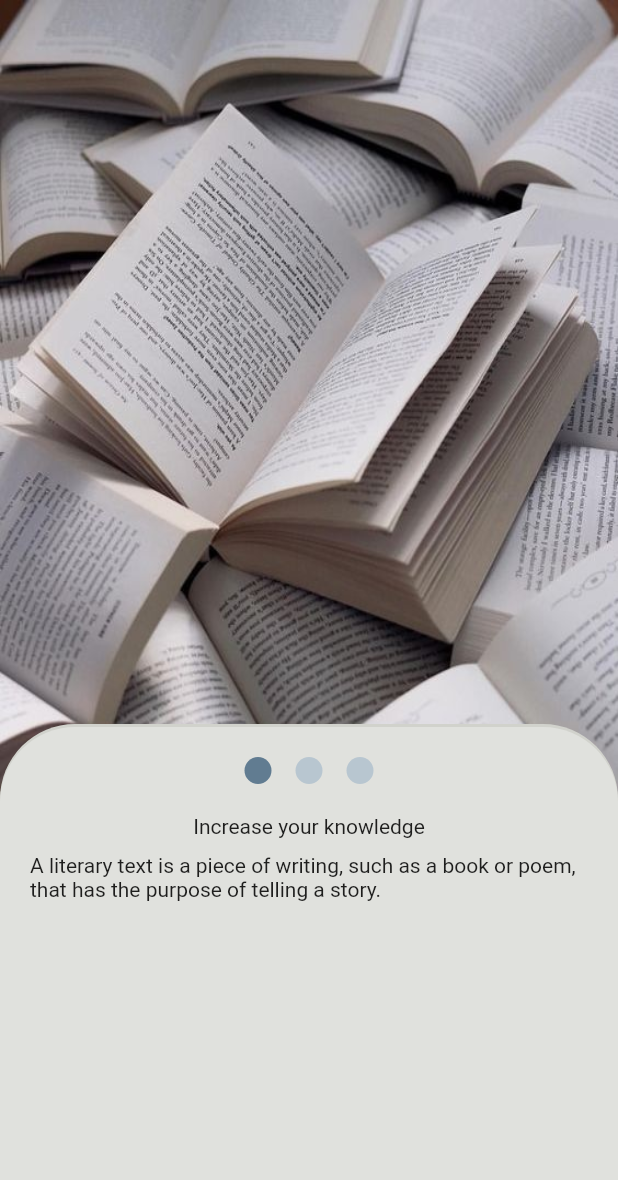
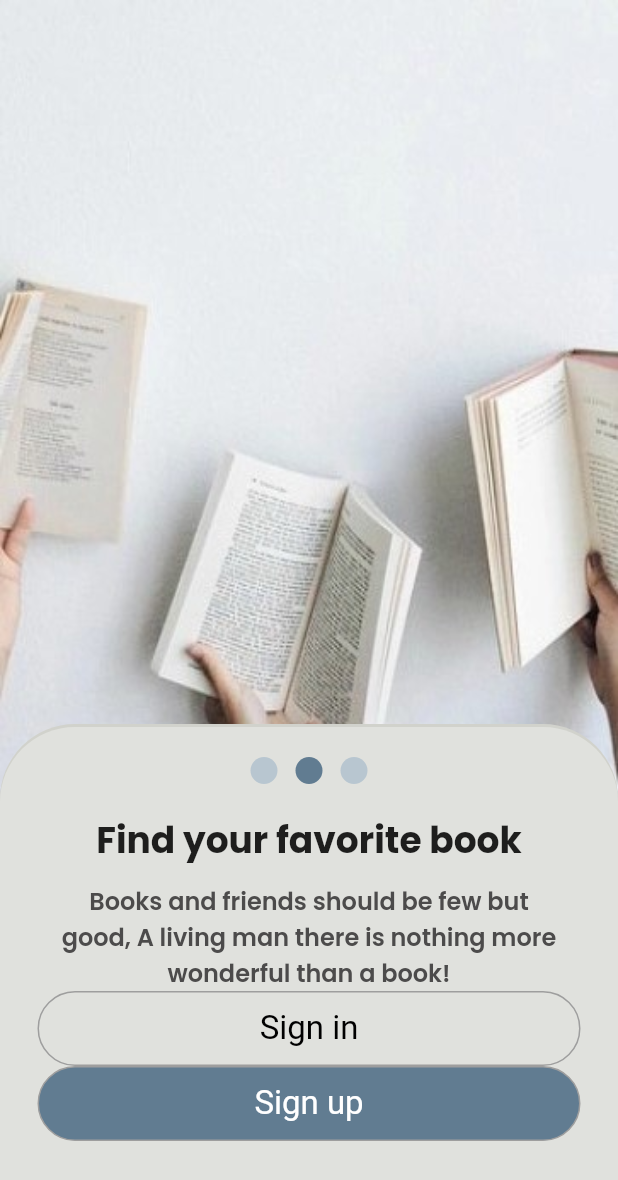
Before and after one commit to kerolus77/book_store, a Flutter app: the screen it shows after launch, on a phone screen of 412 x 824 dp. Shown: the top 1180 px of the screen. Run offline on Flutter 3.47's test engine with Material 2 defaults, Android fonts, the light colour scheme and no system bars; our stand-ins replace get, get_storage, google_fonts.

Commit message:
page view count

```diff
--- /dev/null
+++ b/lib/Core/services/them_services.dart
@@ -0,0 +1,17 @@
+import 'package:flutter/material.dart';
+import 'package:get/get.dart';
+import 'package:get_storage/get_storage.dart';
+
+class ThemeServices {
+  final GetStorage _box=GetStorage();
+  final _key= 'isDarkMode';
+  _saveThemeToBox(bool isDarkMode )=> _box.write(_key ,isDarkMode);
+  bool _loadThemeFromBox()=>_box.read<bool>(_key)??false;
+  ThemeMode get theme =>_loadThemeFromBox()?ThemeMode.dark:ThemeMode.light;
+
+  void switchTheme() {
+  ThemeMode newThemeMode = _loadThemeFromBox() ? ThemeMode.light : ThemeMode.dark;
+  Get.changeThemeMode(newThemeMode);
+  _saveThemeToBox(!_loadThemeFromBox());
+}
+}
--- /dev/null
+++ b/lib/Core/widget/button.dart
@@ -0,0 +1,31 @@
+import 'package:book_stor/constant.dart';
+import 'package:flutter/material.dart';
+
+class Button extends StatelessWidget {
+  final String label;
+  final Function() onTap;
+  final  Color color;
+  const Button({
+    Key? key,
+    required this.label,
+    required this.onTap,
+    required this.color,
+  }) : super(key: key);
+
+  @override
+  Widget build(BuildContext context) {
+    return   GestureDetector(
+        onTap: onTap,
+        child: Container(
+          alignment: Alignment.center,
+          width: MediaQuery.of(context).size.width-50,
+          height: 50,
+        decoration: BoxDecoration(borderRadius: BorderRadius.circular(50),
+        color: color,
+        border: Border.all(width: 1,color: Colors.grey)
+        ),
+        child: Text(label,style: Themes().buttonTitleStyle.copyWith(color: color==primaryClr?Colors.black:Colors.white),),
+      ),
+    );
+  }
+}
--- a/lib/Features/page_view/presentation/view/page_view.dart
+++ b/lib/Features/page_view/presentation/view/page_view.dart
@@ -1,4 +1,7 @@
 
+import 'dart:async';
+
+import 'package:book_stor/Core/widget/button.dart';
 import 'package:book_stor/Features/page_view/presentation/view/widged/indicator.dart';
 import 'package:book_stor/constant.dart';
 import 'package:flutter/material.dart';
@@ -24,13 +27,32 @@ class _PageViewsState extends State<PageViews> {
     image: 'assets/images/page2.jpg'),
      ViewPageModel(title: 'Increase your knowledge',
     body: 'A literary text is a piece of writing, such as a book or poem, that has the purpose of telling a story.',
-    image: 'assets/images/page1.png'),
+    image: 'assets/images/a-girl-flips-through-the-pages-of-the-book.jpg'),
   ];
+
+  @override
+ void initState() {
+    Timer.periodic(const Duration(seconds: 4), (timer) {
+      if (_currentIndex < pages.length - 1) {
+        _currentIndex = (_currentIndex + 1) % pages.length;
+        _pageController.animateToPage(
+          _currentIndex,
+          duration: const Duration(milliseconds: 500),
+          curve: Curves.easeIn,
+        );
+      } else {
+        _pageController.jumpToPage(0);
+      }
+    });
+    super.initState();
+  }
   @override
   Widget build(BuildContext context) {
     return SafeArea(
       child: Scaffold(
-        body:  PageView(
+        body:  Stack(
+          children: [
+            PageView(
                 controller: _pageController,
                 onPageChanged: (index) => setState(() {
                   _currentIndex=index;
@@ -40,11 +62,17 @@ class _PageViewsState extends State<PageViews> {
                   children: [
                       Positioned.fill(
                       bottom: MediaQuery.of(context).size.height/3.5,
-
                     child: Image(
                       image: AssetImage(page.image),
                       fit: BoxFit.fill,
                     ),
+                  ),
+
+                  ],
+
+                )).toList(),
+
+
               ),
                                   Positioned(
                       top: MediaQuery.of(context).size.height/1.7,
@@ -53,7 +81,7 @@ class _PageViewsState extends State<PageViews> {
                       right: 0,
                       child: Container(
                         decoration: const BoxDecoration(
-                color:primaryColor ,
+                        color:primaryClr ,
                         borderRadius: BorderRadius.vertical(top: Radius.circular(50)),
                         boxShadow:[
                           BoxShadow(color: Color.fromARGB(255, 209, 210, 204),
@@ -73,21 +101,20 @@ class _PageViewsState extends State<PageViews> {
                                 children: indicator(_currentIndex, 3),
                               ),
                             ),
-                  Text(page.title),
+                          Text(pages[_currentIndex].title,style: Themes().headingStyle,),
                           SizedBox(height: 10,),
                           Padding(
-                    padding: const EdgeInsets.symmetric(horizontal: 20),
-                    child: Text(page.body),
+                            padding: const EdgeInsets.symmetric(horizontal: 40),
+                            child: Text(pages[_currentIndex].body,style: Themes().subheadingStyle.copyWith(color: grey),textAlign: TextAlign.center,),
                           ),
+                          Button(label: 'Sign in', onTap: (){}, color: primaryClr),
+                          Button(label: 'Sign up', onTap: (){}, color: secondaryColor)
                           ],
                         ),
                       ))
           ],
-
-        )).toList(),
-
-
-      ),
+        )
+        ,
 
       ),
     );
--- a/lib/Features/page_view/presentation/view/widged/indicator.dart
+++ b/lib/Features/page_view/presentation/view/widged/indicator.dart
@@ -5,7 +5,7 @@ import 'package:flutter/material.dart';
 
  List<Padding> indicator(int index,int lenth) {
     return List.generate(lenth, (dot) =>  Padding(
-      padding: const EdgeInsets.symmetric(horizontal: 8),
+      padding: const EdgeInsets.symmetric(horizontal: 6),
       child: InkWell(
         child: CircleAvatar(
           radius: 9,
--- a/lib/constant.dart
+++ b/lib/constant.dart
@@ -1,6 +1,77 @@
 import 'package:flutter/material.dart';
+import 'package:google_fonts/google_fonts.dart';
 
 const secondaryColor=Color.fromARGB(255, 97, 124, 145);
-const primaryColor=Color.fromARGB(255,224,225,221);
+const primaryClr=Color.fromARGB(255,224,225,221);
 const indicatorColor=Color.fromARGB(255, 184, 198, 208);
+const grey=Color.fromARGB(255, 76, 75, 75);
 const transitionDuration=Duration(milliseconds: 250);
+
+
+
+class Themes {
+//   static final light=ThemeData(
+// primaryColor: primaryClr,
+// // ignore: deprecated_member_use
+// backgroundColor: white,
+// brightness: Brightness.light,
+
+//   );
+//     static final dark=ThemeData(
+// primaryColor: darkGreyClr,
+// // ignore: deprecated_member_use
+// backgroundColor: Get.isDarkMode?Colors.white:darkGreyClr,
+// brightness: Brightness.dark,
+
+//   );
+
+
+//}
+  TextStyle get headingStyle{
+    return GoogleFonts.poppins(
+      textStyle:  const TextStyle
+                (fontSize: 24,
+                fontWeight: FontWeight.bold,
+                ),
+    );
+  }
+    TextStyle get subheadingStyle{
+    return GoogleFonts.poppins(
+      textStyle:  const TextStyle
+                (fontSize: 16,
+                fontWeight: FontWeight.w600,
+                ),
+    );
+  }
+    TextStyle get buttonTitleStyle{
+    return GoogleFonts.yesevaOne(
+      textStyle:  const TextStyle
+                (fontSize: 22,
+                // fontWeight: FontWeight.bold,
+
+    ));
+  }
+  //   TextStyle get subtitleStyle{
+  //   return GoogleFonts.lato(
+  //     textStyle:  TextStyle
+  //               (fontSize: 16,
+  //               fontWeight: FontWeight.bold,
+  //               color:Get.isDarkMode?Colors.white:darkGreyClr),
+  //   );
+  // }
+  // TextStyle get bodyStyle{
+  //   return GoogleFonts.lato(
+  //     textStyle:  TextStyle
+  //               (fontSize: 24,
+  //               fontWeight: FontWeight.bold,
+  //               color:Get.isDarkMode?Colors.white:darkGreyClr),
+  //   );
+  // }
+  //   TextStyle get body2Style{
+  //   return GoogleFonts.lato(
+  //     textStyle:  TextStyle
+  //               (fontSize: 14,
+  //               fontWeight: FontWeight.w400,
+  //               color:Get.isDarkMode?Colors.grey[300]:darkGreyClr),
+  //   );
+  }
--- a/lib/main.dart
+++ b/lib/main.dart
@@ -1,3 +1,4 @@
+import 'package:book_stor/Core/services/them_services.dart';
 import 'package:book_stor/Features/splash/presentation/views/splash_view.dart';
 import 'package:flutter/material.dart';
 import 'package:get/get.dart';
@@ -12,9 +13,10 @@ class BookStore extends StatelessWidget {
 
   @override
   Widget build(BuildContext context) {
-    return const GetMaterialApp(
+    return  GetMaterialApp(
     debugShowCheckedModeBanner: false,
-      home: SplashView(),
+    themeMode: ThemeServices().theme,
+      home: const SplashView(),
     );
   }
 }
--- a/pubspec.yaml
+++ b/pubspec.yaml
@@ -35,6 +35,8 @@ dependencies:
   # Use with the CupertinoIcons class for iOS style icons.
   cupertino_icons: ^1.0.2
   get: ^4.6.6
+  get_storage: ^2.1.1
+  google_fonts: ^6.1.0
 
 dev_dependencies:
   flutter_test:
```
Also changed, not shown: pubspec.lock, 1 other file. Lines whose indentation alone changed are shown as unchanged.
